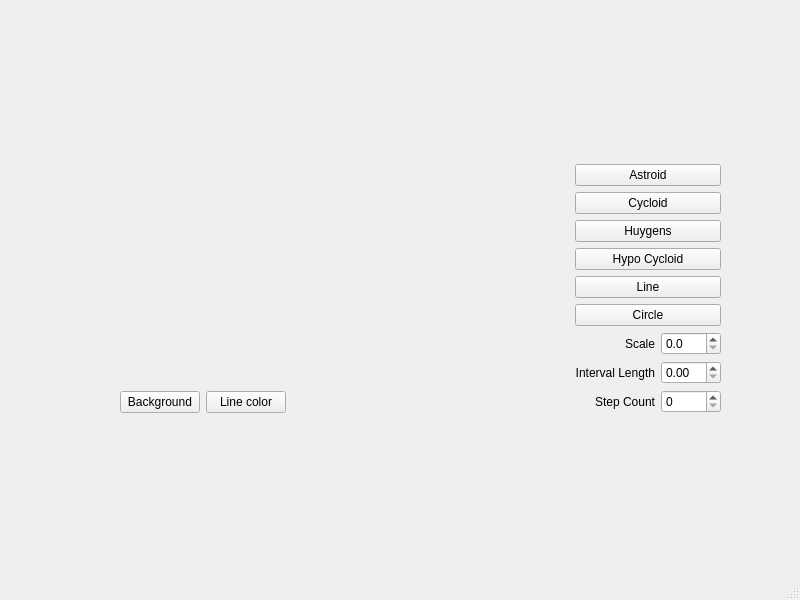
Old version of the form mainwindow.ui in the repository umerm64/QtCurvesCpp.
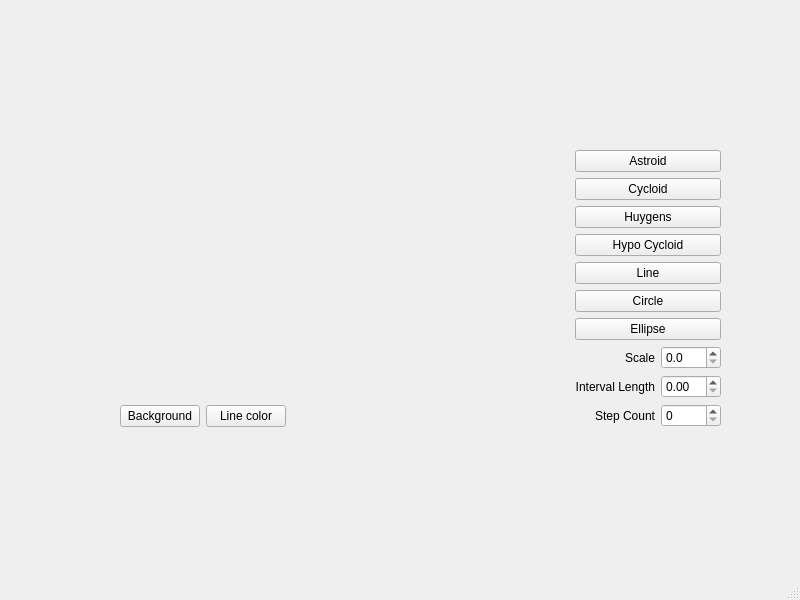
New version of the form. Custom widgets are drawn as their Qt base class.

Commit message: Assignment 3 adding a ellipse

```diff
--- a/mainwindow.ui
+++ b/mainwindow.ui
@@ -106,6 +106,13 @@
          </property>
         </widget>
        </item>
+       <item>
+        <widget class="QPushButton" name="btnEllipse">
+         <property name="text">
+          <string>Ellipse</string>
+         </property>
+        </widget>
+       </item>
        <item>
         <layout class="QHBoxLayout" name="horizontalLayout">
          <item>
```
The commit also changes 4 other files.
